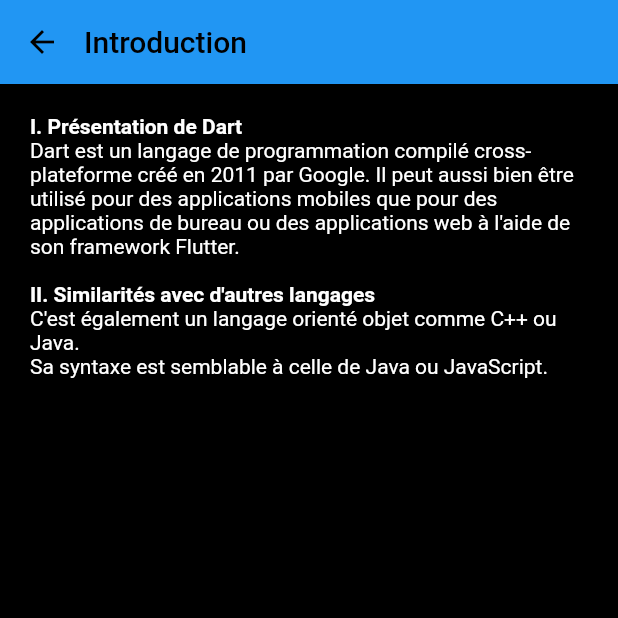
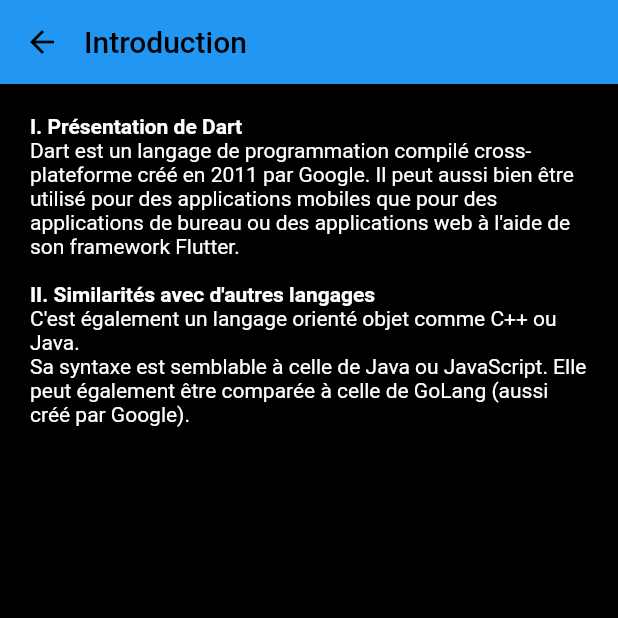
Before and after one commit to crat1985/LearnDart, a Flutter app: the screen it shows after launch, after a tap on "Introduction", on a phone screen of 412 x 824 dp, the top half of it. Run offline on Flutter 3.47's test engine with Material 2 defaults, Android fonts, the phone set to English and light mode, and no system bars.

Commit message:
organized tutos and begun to add Hello World tuto

```diff
--- a/lib/screens/guest.dart
+++ b/lib/screens/guest.dart
@@ -1,6 +1,7 @@
 import 'package:flutter/material.dart';
 import 'package:learn_dart_mobile_app/screens/guest/home.dart';
-import 'package:learn_dart_mobile_app/screens/guest/intro.dart';
+import 'package:learn_dart_mobile_app/screens/guest/tutorials/hello_world.dart';
+import 'package:learn_dart_mobile_app/screens/guest/tutorials/intro.dart';
 
 class ViewsManager extends StatefulWidget {
   const ViewsManager({super.key});
@@ -21,9 +22,12 @@ class _ViewsManagerState extends State<ViewsManager> {
         Home(
           onChangedStep: (index) => setState(() => _index = index),
         ),
-        Intro(
+        IntroTuto(
           onChangedStep: (index) => setState(() => _index = index),
-        )
+        ),
+        HelloWorldTuto(
+          onChangedStep: (index) => setState(() => _index = index),
+        ),
       ],
     );
   }
--- a/lib/screens/guest/home.dart
+++ b/lib/screens/guest/home.dart
@@ -36,8 +36,13 @@ class _HomeState extends State<Home> {
                   textAlign: TextAlign.center,
                 ),
                 ElevatedButton(
-                    onPressed: () => widget.onChangedStep(1),
-                    child: const Text("Introduction"))
+                  onPressed: () => widget.onChangedStep(1),
+                  child: const Text("Introduction"),
+                ),
+                ElevatedButton(
+                  onPressed: () => widget.onChangedStep(2),
+                  child: const Text("Hello World"),
+                ),
               ],
             ),
           ),
--- a/lib/screens/guest/intro.dart
+++ b/lib/screens/guest/tutorials/intro.dart
@@ -1,14 +1,14 @@
 import 'package:flutter/material.dart';
 
-class Intro extends StatefulWidget {
+class IntroTuto extends StatefulWidget {
   final Function(int) onChangedStep;
-  const Intro({super.key, required this.onChangedStep});
+  const IntroTuto({super.key, required this.onChangedStep});
 
   @override
-  State<Intro> createState() => _IntroState();
+  State<IntroTuto> createState() => _IntroTutoState();
 }
 
-class _IntroState extends State<Intro> {
+class _IntroTutoState extends State<IntroTuto> {
   @override
   Widget build(BuildContext context) {
     return SafeArea(
@@ -39,6 +39,7 @@ class _IntroState extends State<Intro> {
                   text: "I. Présentation de Dart\n",
                   style: TextStyle(
                     fontWeight: FontWeight.bold,
+                    fontSize: 14,
                   ),
                   children: [
                     TextSpan(
@@ -51,7 +52,7 @@ class _IntroState extends State<Intro> {
                     TextSpan(text: "II. Similarités avec d'autres langages\n"),
                     TextSpan(
                       text:
-                          "C'est également un langage orienté objet comme C++ ou Java.\nSa syntaxe est semblable à celle de Java ou JavaScript.\n\n",
+                          "C'est également un langage orienté objet comme C++ ou Java.\nSa syntaxe est semblable à celle de Java ou JavaScript. Elle peut également être comparée à celle de GoLang (aussi créé par Google).\n\n",
                       style: TextStyle(
                         fontWeight: FontWeight.normal,
                       ),
```
Also changed, not shown: lib/screens/guest/tutorials/hello_world.dart (added, +96 -0 lines).
